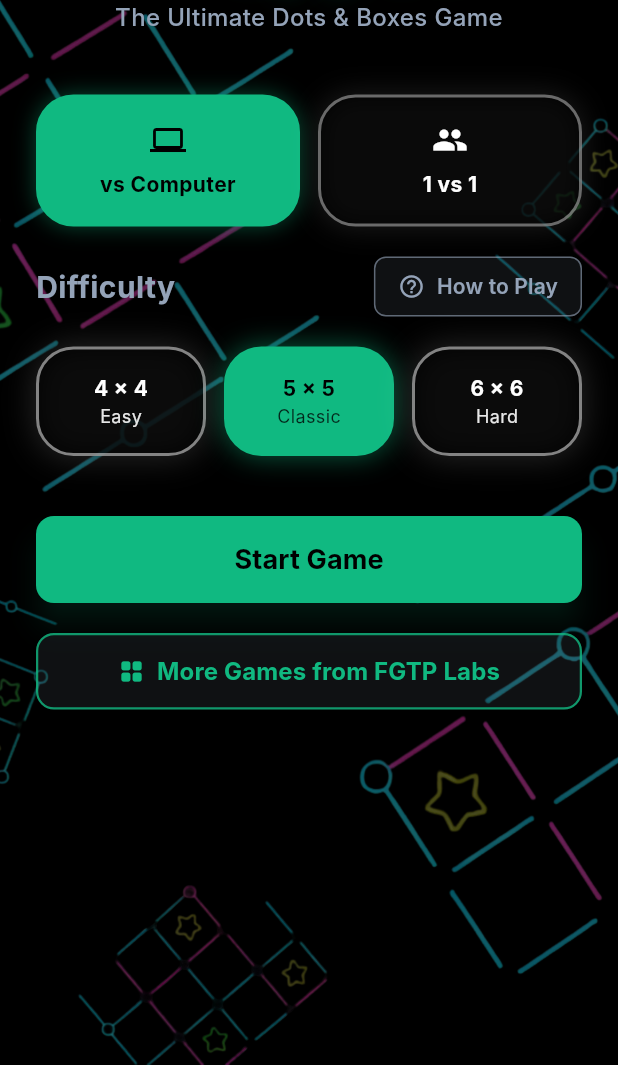
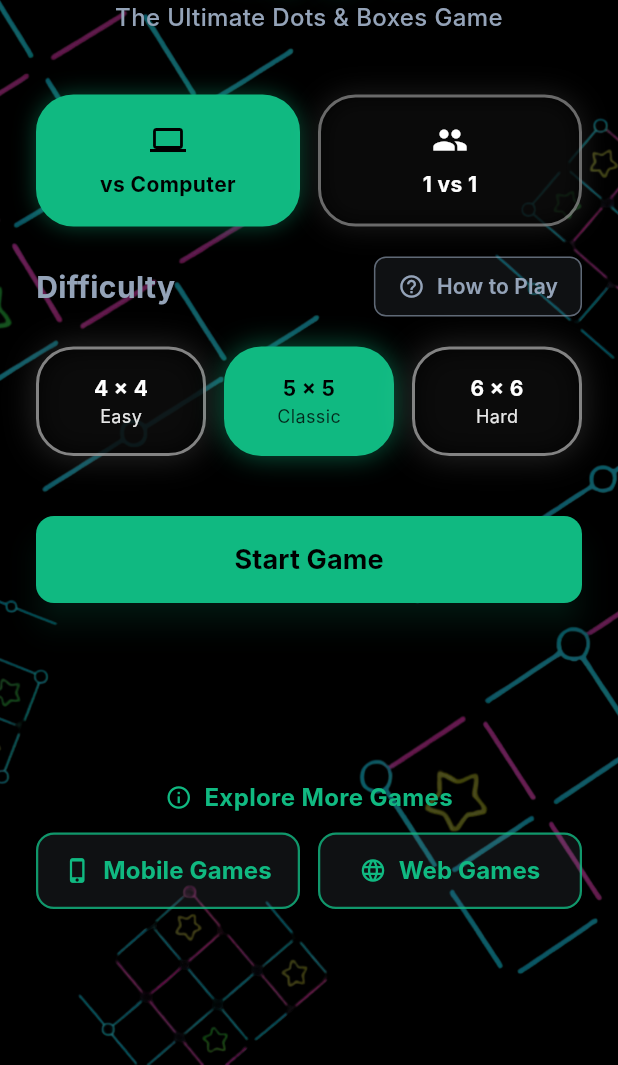
Before and after one commit to AgendeasSolution/trappex, a Flutter app: the screen it shows after launch, on a phone screen of 412 x 824 dp, the part 171-1236 px from its top. Run offline on Flutter 3.47's test engine with Material 3 defaults, Android fonts, the light colour scheme and no system bars; our stand-ins replace audioplayers, google_mobile_ads, shared_preferences; network calls fail; Roboto replaces fonts that are missing (Inter).

Commit message:
Add web games section to home screen and update app constants
Introduced a new section on the home screen for exploring more games, including buttons for mobile and web games. Implemented functionality to launch the web games URL using the url_launcher package. Updated app constants to include the web games URL for easy access. This enhancement improves user engagement by providing direct links to additional game content.

```diff
--- a/lib/constants/app_constants.dart
+++ b/lib/constants/app_constants.dart
@@ -12,6 +12,9 @@ class AppConstants {
   static const int classicGridSize = 5;
   static const int hardGridSize = 6;
 
+  // External links
+  static const String webGamesUrl = 'https://freegametoplay.com';
+
   // UI constants
   static const double edgeThickness = 8.0;
   static const double touchTolerance = 15.0;
--- a/lib/screens/home_screen.dart
+++ b/lib/screens/home_screen.dart
@@ -1,4 +1,5 @@
 import 'package:flutter/material.dart';
+import 'package:url_launcher/url_launcher.dart';
 import '../constants/app_colors.dart';
 import '../constants/app_constants.dart';
 import '../services/audio_service.dart';
@@ -167,45 +168,16 @@ class _HomeScreenState extends State<HomeScreen> {
                             ),
                           ),
                           const SizedBox(height: 20),
-                          SizedBox(
-                            width: double.infinity,
-                            child: OutlinedButton.icon(
-                              onPressed: () async {
-                                await AudioService.instance.playClickSound();
-                                if (!mounted) return;
-                                Navigator.of(context)
-                                    .push(OtherGamesScreen.createRoute());
-                              },
-                              style: OutlinedButton.styleFrom(
-                                padding:
-                                    const EdgeInsets.symmetric(vertical: 14),
-                                side: BorderSide(
-                                  color: AppColors.p1Color.withOpacity(0.8),
-                                  width: 1.5,
-                                ),
-                                backgroundColor:
-                                    AppColors.mutedColor.withOpacity(0.1),
-                                shape: RoundedRectangleBorder(
-                                  borderRadius: BorderRadius.circular(12),
-                                ),
-                              ),
-                              icon: Icon(
-                                Icons.grid_view_rounded,
-                                color: AppColors.p1Color,
-                              ),
-                              label: Text(
-                                "More Games from FGTP Labs",
-                                style: TextStyle(
-                                  fontSize: 16,
-                                  color: AppColors.p1Color,
-                                  fontWeight: FontWeight.w700,
-                                ),
-                              ),
-                            ),
-                          ),
-                          const SizedBox(height: 12),
+                          const SizedBox(height: 160),
                         ],
                       ),
+                    ),
+                  ),
+                  Align(
+                    alignment: Alignment.bottomCenter,
+                    child: Padding(
+                      padding: const EdgeInsets.fromLTRB(24, 0, 24, 24),
+                      child: _buildExploreMoreSection(),
                     ),
                   ),
                   if (_isHowToPlayVisible) _buildHowToPlayPopup(),
@@ -561,4 +533,122 @@ class _HomeScreenState extends State<HomeScreen> {
       ],
     );
   }
+
+  Widget _buildExploreMoreSection() {
+    return Column(
+      mainAxisSize: MainAxisSize.min,
+      children: [
+        Row(
+          mainAxisSize: MainAxisSize.min,
+          children: [
+            Icon(
+              Icons.info_outline,
+              color: AppColors.p1Color,
+              size: 18,
+            ),
+            const SizedBox(width: 8),
+            Text(
+              "Explore More Games",
+              style: TextStyle(
+                fontSize: 16,
+                color: AppColors.p1Color,
+                fontWeight: FontWeight.w700,
+              ),
+            ),
+          ],
+        ),
+        const SizedBox(height: 12),
+        _buildGamesLinksRow(),
+      ],
+    );
+  }
+
+  Widget _buildGamesLinksRow() {
+    return Row(
+      children: [
+        Expanded(child: _buildMobileGamesButton()),
+        const SizedBox(width: 12),
+        Expanded(child: _buildWebGamesButton()),
+      ],
+    );
+  }
+
+  Widget _buildMobileGamesButton() {
+    return OutlinedButton.icon(
+      onPressed: () async {
+        await AudioService.instance.playClickSound();
+        if (!mounted) return;
+        Navigator.of(context).push(OtherGamesScreen.createRoute());
+      },
+      style: OutlinedButton.styleFrom(
+        padding: const EdgeInsets.symmetric(vertical: 14),
+        side: BorderSide(
+          color: AppColors.p1Color.withOpacity(0.8),
+          width: 1.5,
+        ),
+        backgroundColor: AppColors.mutedColor.withOpacity(0.1),
+        shape: RoundedRectangleBorder(
+          borderRadius: BorderRadius.circular(12),
+        ),
+      ),
+      icon: Icon(
+        Icons.phone_iphone,
+        color: AppColors.p1Color,
+      ),
+      label: Text(
+        "Mobile Games",
+        style: TextStyle(
+          fontSize: 16,
+          color: AppColors.p1Color,
+          fontWeight: FontWeight.w700,
+        ),
+      ),
+    );
+  }
+
+  Widget _buildWebGamesButton() {
+    return OutlinedButton.icon(
+      onPressed: () async {
+        await AudioService.instance.playClickSound();
+        await _launchWebGames();
+      },
+      style: OutlinedButton.styleFrom(
+        padding: const EdgeInsets.symmetric(vertical: 14),
+        side: BorderSide(
+          color: AppColors.p1Color.withOpacity(0.8),
+          width: 1.5,
+        ),
+        backgroundColor: AppColors.mutedColor.withOpacity(0.1),
+        shape: RoundedRectangleBorder(
+          borderRadius: BorderRadius.circular(12),
+        ),
+      ),
+      icon: Icon(
+        Icons.language,
+        color: AppColors.p1Color,
+      ),
+      label: Text(
+        "Web Games",
+        style: TextStyle(
+          fontSize: 16,
+          color: AppColors.p1Color,
+          fontWeight: FontWeight.w700,
+        ),
+      ),
+    );
+  }
+
+  Future<void> _launchWebGames() async {
+    final uri = Uri.parse(AppConstants.webGamesUrl);
+    final launched = await launchUrl(uri, mode: LaunchMode.externalApplication);
+
+    if (!launched && mounted) {
+      ScaffoldMessenger.of(context).showSnackBar(
+        SnackBar(
+          content: const Text('Could not open freegametoplay.com'),
+          backgroundColor: Colors.black.withOpacity(0.85),
+        ),
+      );
+    }
+  }
 }
--- a/lib/screens/other_games_screen.dart
+++ b/lib/screens/other_games_screen.dart
@@ -149,7 +149,7 @@ class _OtherGamesScreenState extends State<OtherGamesScreen> {
 
   Widget _buildHeader(BuildContext context) {
     return Padding(
-      padding: const EdgeInsets.fromLTRB(16, 8, 16, 24),
+      padding: const EdgeInsets.fromLTRB(16, 0, 16, 24),
       child: Row(
         children: [
           IconButton(
```
